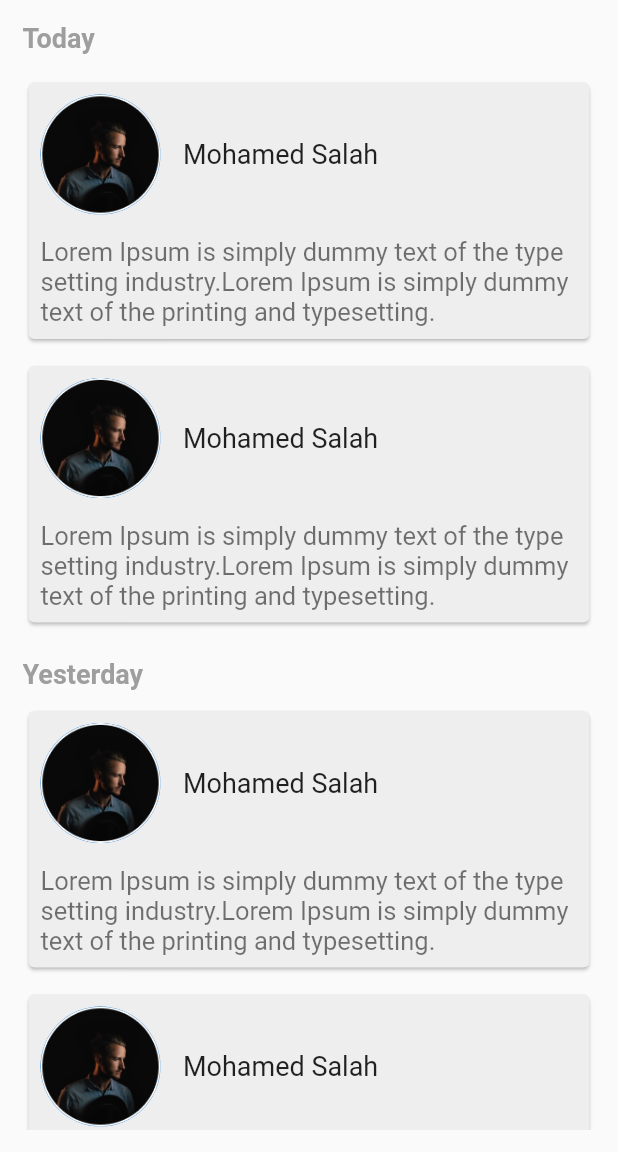
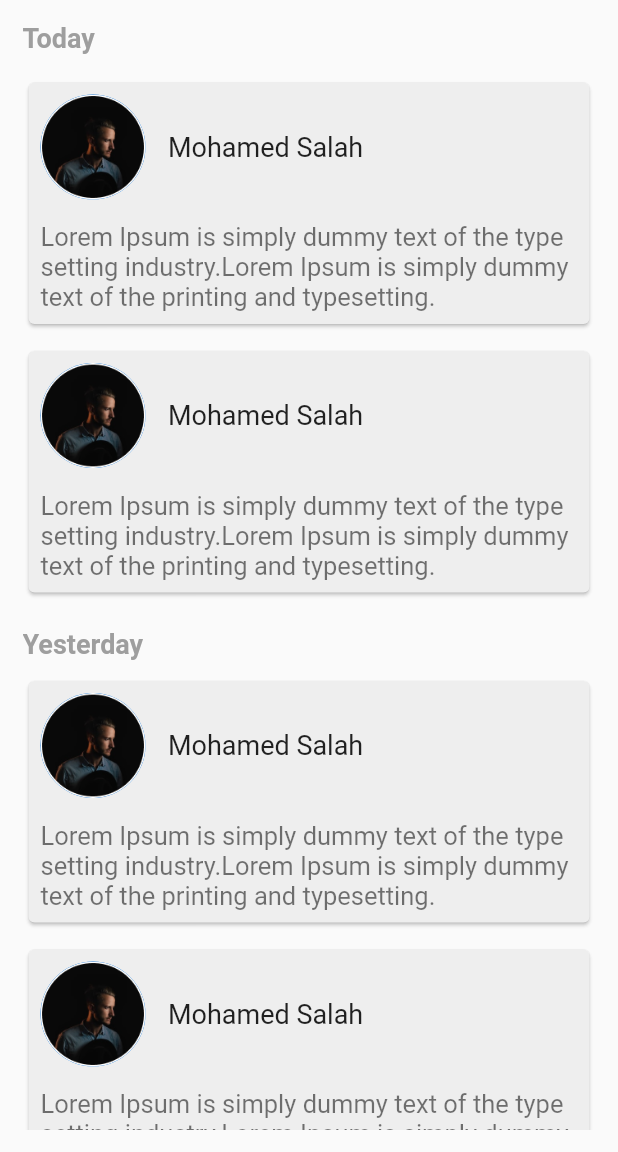
Before and after one commit to omar1287/On_Time, a Flutter app: the Notifications screen opened directly, on a phone screen of 412 x 824 dp, the part 84-1236 px from its top. Run offline on Flutter 3.47's test engine with Material 2 defaults, Android fonts, the light colour scheme and no system bars; our stand-ins replace bloc, flutter_bloc, hexcolor, percent_indicator.

Commit message:
First Commit

```diff
--- a/lib/Modules/Notifications/Notifications.dart
+++ b/lib/Modules/Notifications/Notifications.dart
@@ -55,7 +55,7 @@ class Notifications extends StatelessWidget {
                             children: [
                               const CircleAvatar(
                                 backgroundImage: AssetImage('Assets/Images/Man.png'),
-                                radius: 40,
+                                radius: 35,
                               ),
                               const SizedBox(
                                   width: 15,
@@ -104,7 +104,7 @@ class Notifications extends StatelessWidget {
                         children: [
                           const CircleAvatar(
                             backgroundImage: AssetImage('Assets/Images/Man.png'),
-                            radius: 40,
+                            radius: 35,
                           ),
                           const SizedBox(
                             width: 15,
@@ -161,7 +161,7 @@ class Notifications extends StatelessWidget {
                         children: [
                           const CircleAvatar(
                             backgroundImage: AssetImage('Assets/Images/Man.png'),
-                            radius: 40,
+                            radius: 35,
                           ),
                           const SizedBox(
                             width: 15,
@@ -210,7 +210,7 @@ class Notifications extends StatelessWidget {
                         children: [
                           const CircleAvatar(
                             backgroundImage: AssetImage('Assets/Images/Man.png'),
-                            radius: 40,
+                            radius: 35,
                           ),
                           const SizedBox(
                             width: 15,
```
